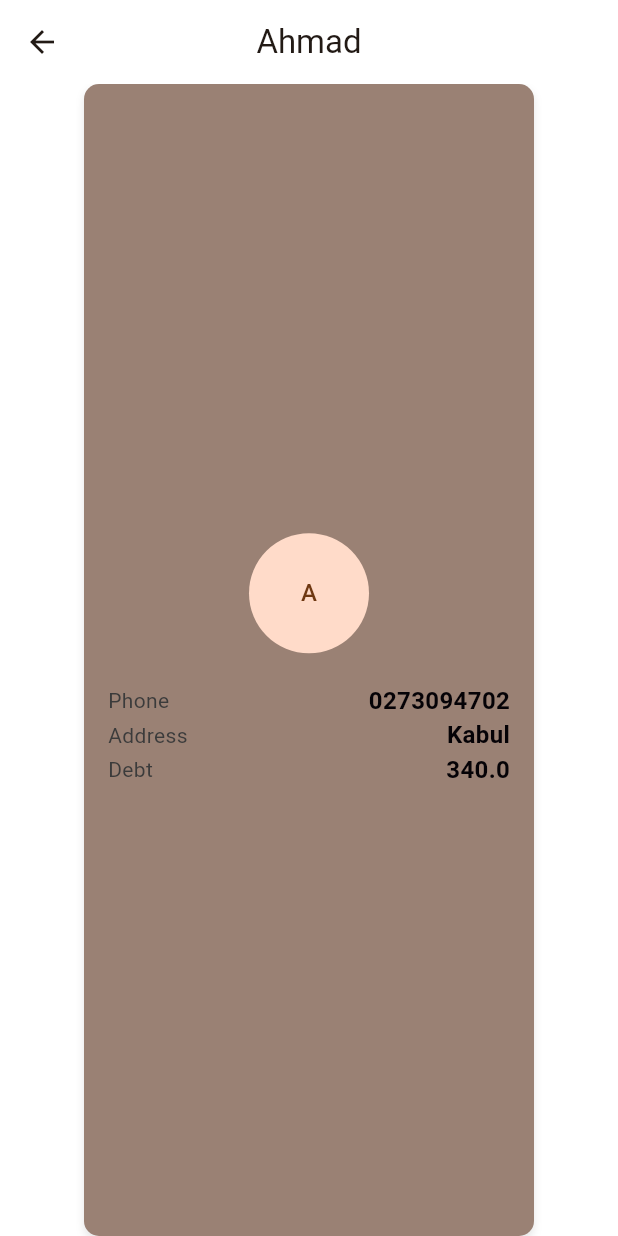
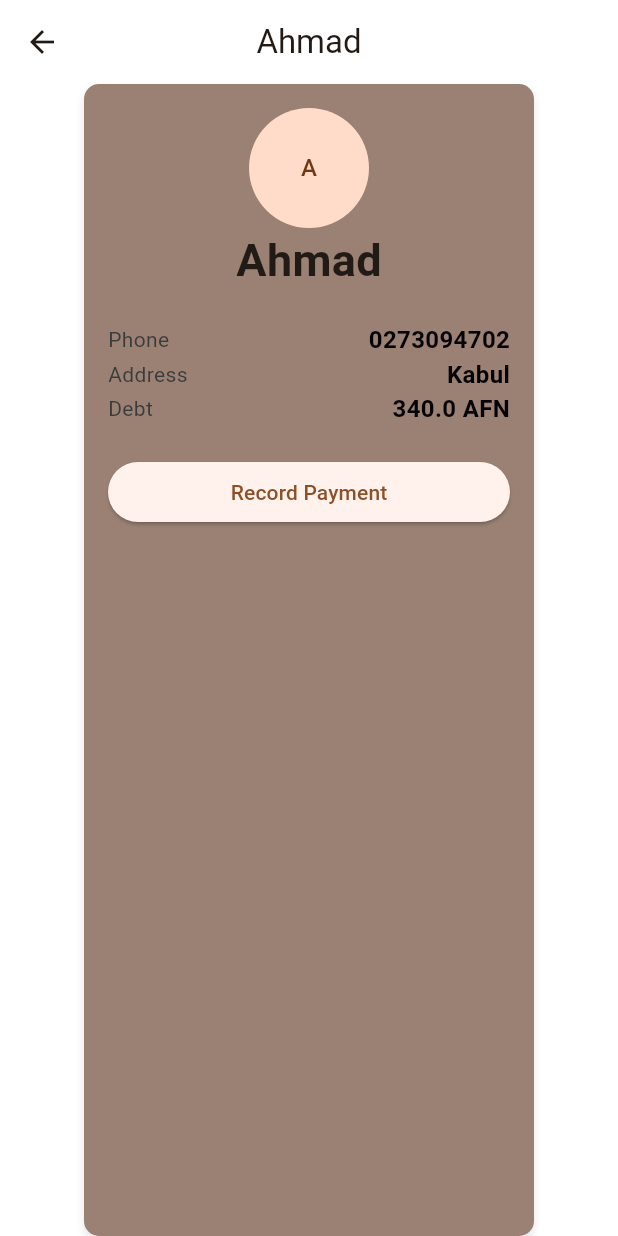
Before and after one commit to WazhmaHakimi/KitabchaHisab, a Flutter app: the CustomerDetailScreen screen opened directly with sample values from the repository, on a phone screen of 412 x 824 dp. Run offline on Flutter 3.47's test engine with Material 3 defaults, Android fonts, the phone set to English and light mode, and no system bars.

Commit message:
add record payment button to customer detail screen and some UI changes added

```diff
--- a/lib/screens/customer_detail_screen.dart
+++ b/lib/screens/customer_detail_screen.dart
@@ -30,13 +30,25 @@ class CustomerDetailScreen extends StatelessWidget {
           child: Padding(
             padding: const EdgeInsets.all(16),
             child: Column(
-              mainAxisAlignment: MainAxisAlignment.center,
+              mainAxisAlignment: MainAxisAlignment.start,
               children: [
                 CircleAvatar(radius: 40, child: Text(customer.name[0])),
+                Text(
+                  customer.name,
+                  style: TextStyle(fontSize: 30, fontWeight: FontWeight.bold),
+                ),
                 SizedBox(height: 20),
                 InfoRow(title: 'Phone', value: customer.phone),
                 InfoRow(title: 'Address', value: customer.address),
-                InfoRow(title: 'Debt', value: customer.debt),
+                InfoRow(title: 'Debt', value: "${customer.debt} AFN"),
+                const SizedBox(height: 20),
+                SizedBox(
+                  width: double.infinity,
+                  child: ElevatedButton(
+                    onPressed: () {},
+                    child: const Text("Record Payment"),
+                  ),
+                ),
               ],
             ),
           ),
```
